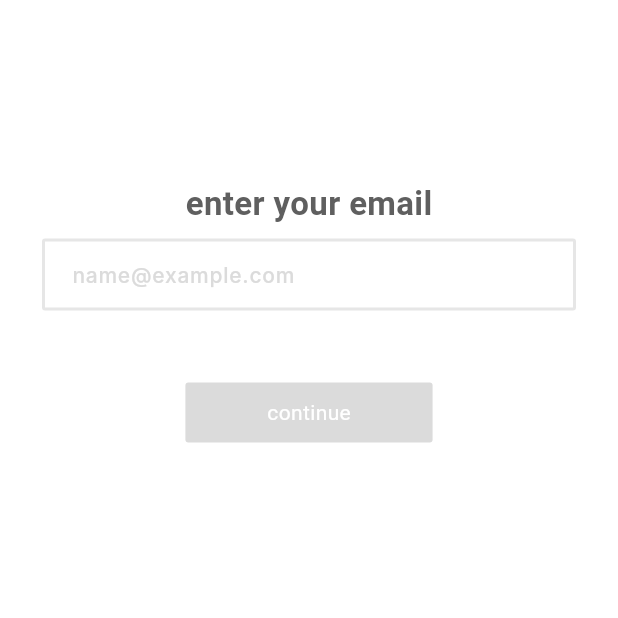
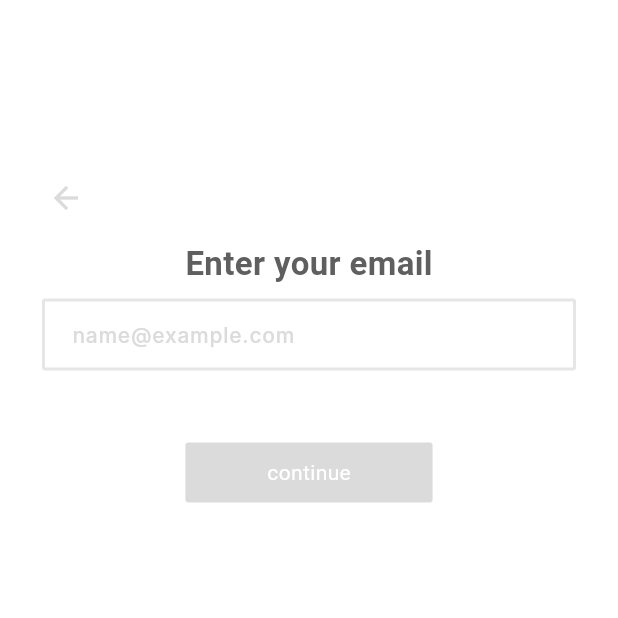
Before and after one commit to ashtonjamesd/wisteria, a Flutter app: the NotLoggedInView screen opened directly with empty values, after a tap on "Login here", on a phone screen of 412 x 824 dp, the top half of it. Run offline on Flutter 3.47's test engine with Material 3 defaults, Android fonts, the phone set to English and light mode, and no system bars; our stand-ins replace cloud_firestore, firebase_auth, firebase_core, shared_preferences, simple_icons; accounts and stored records are empty; Roboto replaces fonts that are missing (Inter).

Commit message:
update auth info views

```diff
--- a/lib/app/views/profile/views/not_logged_in_view.dart
+++ b/lib/app/views/profile/views/not_logged_in_view.dart
@@ -1,5 +1,7 @@
 import 'package:flutter/material.dart';
 import 'package:wisteria/app/views/profile/utils/profile_view_controller.dart';
+import 'package:wisteria/app/widgets/wisteria_icon.dart';
+import 'package:wisteria/app/widgets/wisteria_window.dart';
 import '../../../constants.dart';
 import '../../../utils/globals.dart';
 import '../../../widgets/wisteria_button.dart';
@@ -52,12 +54,12 @@ class _NotLoggedInViewState extends State<NotLoggedInView> {
       crossAxisAlignment: CrossAxisAlignment.center,
       children: [
         WisteriaText(
-          text: "save your progress",
+          text: "Save your progress",
           color: primaryTextColor,
           size: 22
         ),
         WisteriaText(
-          text: "create an account to save your progress in exercises",
+          text: "Create an account to save your progress in exercises",
           color: secondaryTextColor,
           size: 14
         ),
@@ -70,7 +72,7 @@ class _NotLoggedInViewState extends State<NotLoggedInView> {
       width: 240,
       height: 40,
       color: primaryGrey,
-      text: "sign up with email",
+      text: "Sign up with email",
       onTap: () {
         push(context, setEmailScreen());
       }
@@ -115,7 +117,7 @@ class _NotLoggedInViewState extends State<NotLoggedInView> {
 
   Widget setEmailScreen() {
     return enterFieldScreen(
-      "enter your email",
+      "Enter your email",
       "name@example.com",
       controller.emailController,
       () {
@@ -130,7 +132,7 @@ class _NotLoggedInViewState extends State<NotLoggedInView> {
 
   Widget setPasswordScreen() {
     return enterFieldScreen(
-      "set a password",
+      "Set a password",
       "min. 8 characters",
       controller.passwordController,
       isPassword: true,
@@ -146,7 +148,7 @@ class _NotLoggedInViewState extends State<NotLoggedInView> {
 
   Widget enterUsernameScreen() {
     return enterFieldScreen(
-      "how should we address you?",
+      "How should we address you?",
       "john_doe (min. 3 characters)",
       controller.usernameController,
       () async {
@@ -161,7 +163,7 @@ class _NotLoggedInViewState extends State<NotLoggedInView> {
           push(
             context,
             infoScreen(
-              "account created successfully", "welcome ${controller.usernameController.text}",
+              "Account created successfully", "Welcome ${controller.usernameController.text}",
               () {
                   pop(context);
                   pop(context);
@@ -177,8 +179,9 @@ class _NotLoggedInViewState extends State<NotLoggedInView> {
         push(
           context,
           infoScreen(
-            "unable to create account", "please try again later or raise an error with support",
+            "Unable to create account", "Please try again later or raise an error with support",
             () {
+              pop(context);
               pop(context);
               pop(context);
               pop(context);
@@ -205,8 +208,13 @@ class _NotLoggedInViewState extends State<NotLoggedInView> {
               size: 22,
               isBold: true,
             ),
+            const SizedBox(height: 16),
 
-            const SizedBox(height: 32),
+            WisteriaText(
+              text: description,
+              size: 16,
+            ),
+            const SizedBox(height: 48),
 
             Padding(
               padding: const EdgeInsets.all(8.0),
@@ -229,9 +237,13 @@ class _NotLoggedInViewState extends State<NotLoggedInView> {
 
   Widget enterEmailScreen() {
     return enterFieldScreen(
-      "enter your email",
+      "Enter your email",
       "name@example.com",
       controller.emailController,
+      onBack: () {
+        controller.emailController.clear();
+        controller.passwordController.clear();
+      },
       () {
         if (!controller.isValidateEmail(controller.emailController.text)) {
           return;
@@ -244,7 +256,7 @@ class _NotLoggedInViewState extends State<NotLoggedInView> {
 
   Widget enterPasswordScreen() {
     return enterFieldScreen(
-      "enter your password",
+      "Enter your password",
       "",
       controller.passwordController,
       isPassword: true,
@@ -255,11 +267,14 @@ class _NotLoggedInViewState extends State<NotLoggedInView> {
           push(
             context,
             infoScreen(
-              "invalid credentials", "incorrect email or password",
+              "Invalid credentials", "Incorrect email or password",
               () {
                 pop(context);
                 pop(context);
                 pop(context);
+
+                controller.emailController.clear();
+                controller.passwordController.clear();
               }
             ),
           );
@@ -276,7 +291,7 @@ class _NotLoggedInViewState extends State<NotLoggedInView> {
     );
   }
 
-  Widget enterFieldScreen(String header, String hintText, TextEditingController textController, Function onTap, {String buttonText = "continue", bool isPassword = false}) {
+  Widget enterFieldScreen(String header, String hintText, TextEditingController textController, Function onTap, {String buttonText = "continue", bool isPassword = false, Function? onBack}) {
     final screen = MediaQuery.sizeOf(context);
 
     return Scaffold(
@@ -285,6 +300,30 @@ class _NotLoggedInViewState extends State<NotLoggedInView> {
         child: Column(
           children: [
             const SizedBox(height: 120),
+
+            Row(
+              mainAxisAlignment: MainAxisAlignment.start,
+              children: [
+                Padding(
+                  padding: const EdgeInsets.only(left: 32),
+                  child: GestureDetector(
+                    onTap: () {
+                      if (onBack != null) {
+                        onBack();
+                      }
+                      pop(context);
+                    },
+                    child: WisteriaIcon(
+                      icon: Icons.arrow_back,
+                      size: 24,
+                    ),
+                  ),
+                ),
+              ],
+            ),
+
+            const SizedBox(height: 16),
+
             WisteriaText(
               text: header,
               size: 22,
```
